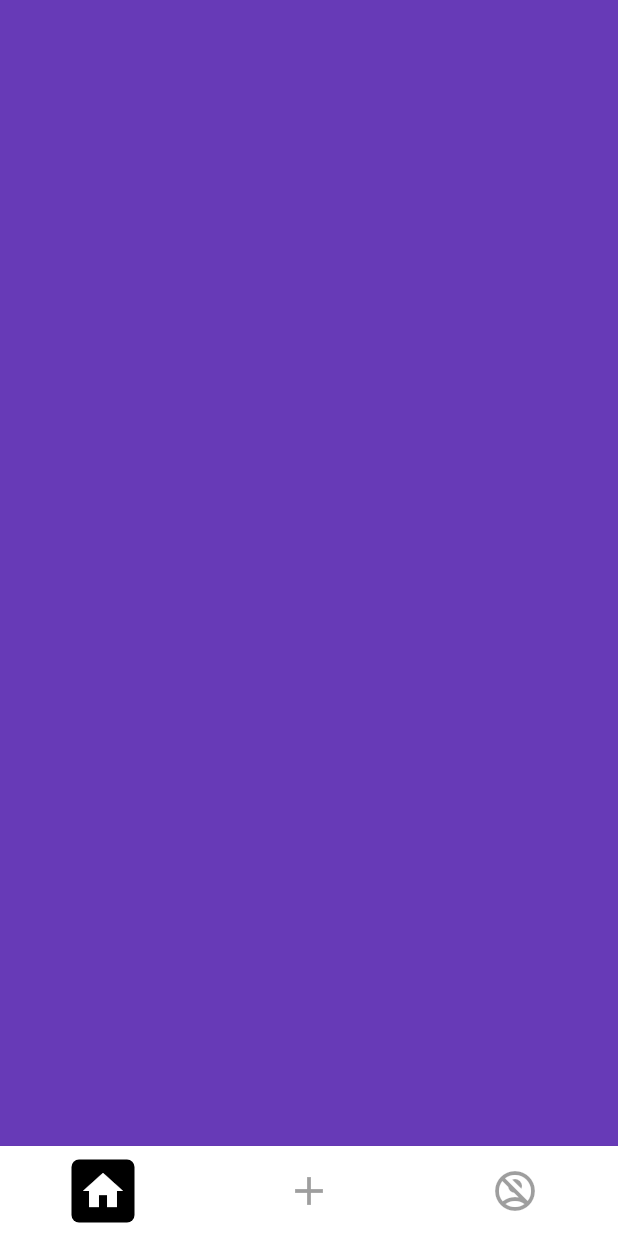
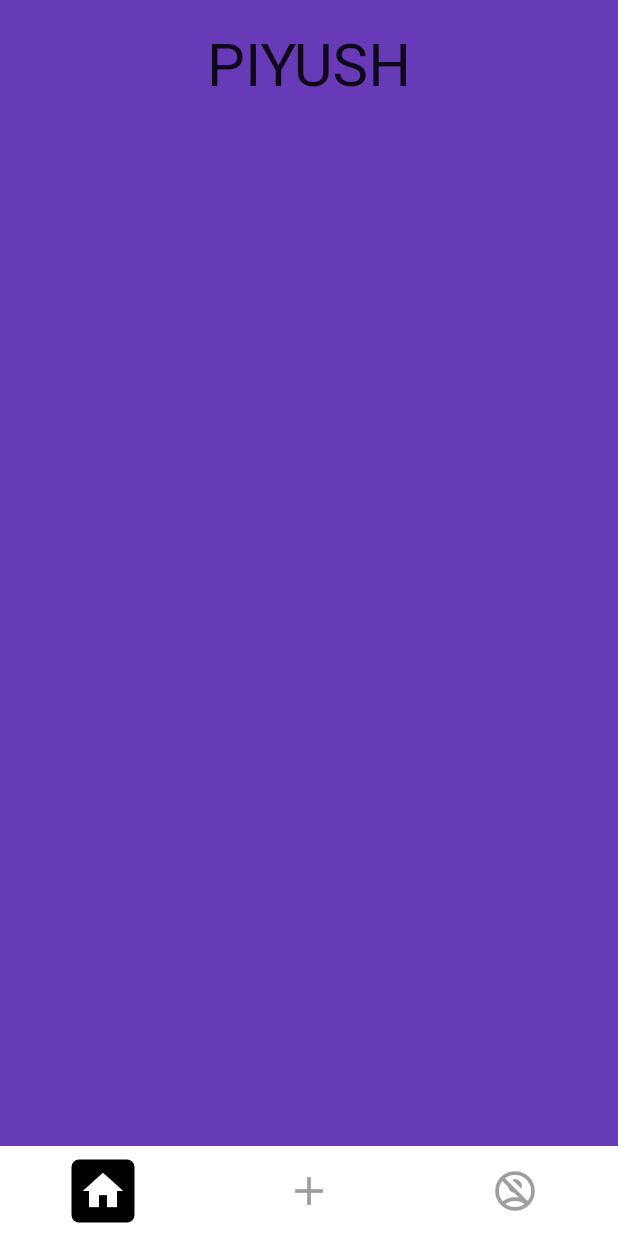
Before and after one commit to savagecarol/event_app, a Flutter app: the screen it shows after launch, on a phone screen of 412 x 824 dp. Run offline on Flutter 3.47's test engine with Material 2 defaults, Android fonts, the phone set to English and light mode, and no system bars; our stand-ins replace fluttertoast, get.

Commit message:
changes in the code

```diff
--- a/lib/main.dart
+++ b/lib/main.dart
@@ -22,7 +22,6 @@ class MyApp extends StatelessWidget {
       debugShowCheckedModeBanner: false,
       initialRoute: Urlconstants.authUrl,
       getPages: [
-
           GetPage(
           name: Urlconstants.firstPageUrl,
           page: () => SplashPage(),
@@ -31,7 +30,6 @@ class MyApp extends StatelessWidget {
           name:  Urlconstants.authUrl,
           page: () => Auth(),
         ),
-
       ],
     );
   }
--- a/lib/model/action/UserController.dart
+++ b/lib/model/action/UserController.dart
@@ -1,12 +1,14 @@
 import 'package:event_app/model/User.dart';
 import 'package:get/get.dart';
 
+// or any action on you
 class UserController extends GetxController {
-  Rx<User> user = User(name: "").obs;
+  Rx<User> user = User(name: "").obs; // obs ---> if your valu change we will take action
 
   changePhoneNumber(String? phoneNUmber) {
     user.update((val) {
       val?.phoneNumber = phoneNUmber;
     });
   }
+
 }
--- a/lib/presentation/Auth.dart
+++ b/lib/presentation/Auth.dart
@@ -10,10 +10,7 @@ class Auth extends StatefulWidget {
 }
 
 class _AuthState extends State<Auth> {
-  /*
-  CALLED WHEN PAGE IS BUILD
-  ----> login function called in async
-   */
+
 
   @override
   void initState() {
--- a/lib/presentation/pages/home_pages.dart
+++ b/lib/presentation/pages/home_pages.dart
@@ -1,3 +1,4 @@
+import 'package:event_app/utils/global.dart';
 import 'package:flutter/material.dart';
 import 'package:flutter/src/widgets/container.dart';
 import 'package:flutter/src/widgets/framework.dart';
@@ -10,10 +11,42 @@ class HomePage extends StatefulWidget {
 }
 
 class _HomePageState extends State<HomePage> {
+  List<int> k = [0, 1, 2, 3, 4, 5, 6, 7, 8, 3, 3, 3 , 2 , 2 , 2 , 2 , 2,2];
+
+  var count = 0;
+
   @override
   Widget build(BuildContext context) {
     return Container(
       color: Colors.deepPurple,
+      width: double.infinity,
+      child: Column(
+        children: [
+          const SizedBox(
+            height: 20,
+          ),
+          Builder(builder: ((context) {
+            for (int i = 0; i < k.length; i++) {
+              if (k[i] % 2 == 0) count++;
+            }
+
+            if (count <= 5) {
+              print("AAAA");
+              return Text("PIYUSH", style: TextStyle(fontSize: 60));
+            } else if (count > 5 && count <= 10) {
+                       print("BBB");
+              return Text("PIYUSH", style: TextStyle(fontSize: 50));
+            } else if (count > 10) {
+                       print("CCCC");
+              return Text("PIYUSH", style: TextStyle(fontSize: 40));
+            }
+            {
+                       print("DDDD");
+              return Text("PIYUSH", style: TextStyle(fontSize: 30));
+            }
+          })),
+        ],
+      ),
     );
   }
 }
```
Also changed, not shown: lib/presentation/pages/profile.dart (+17 -3 lines).
